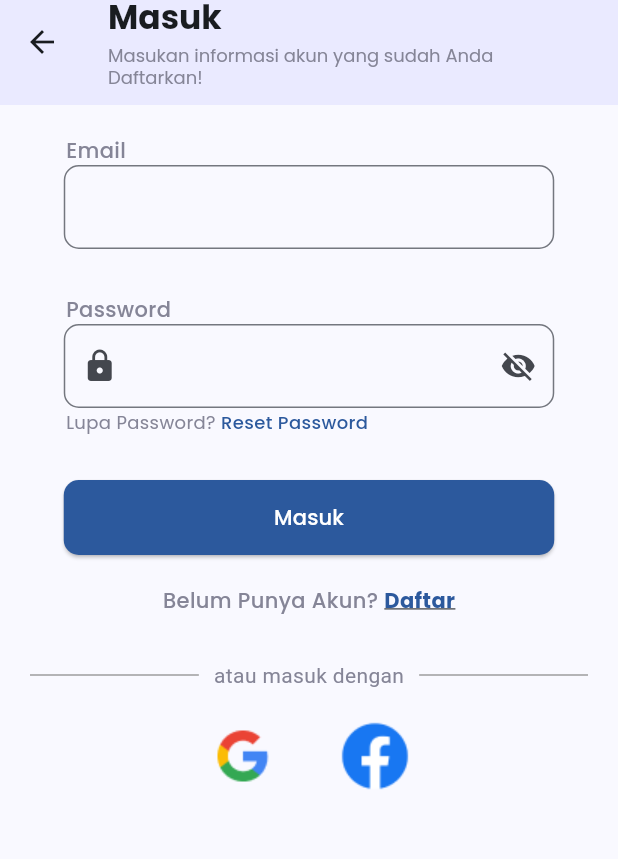
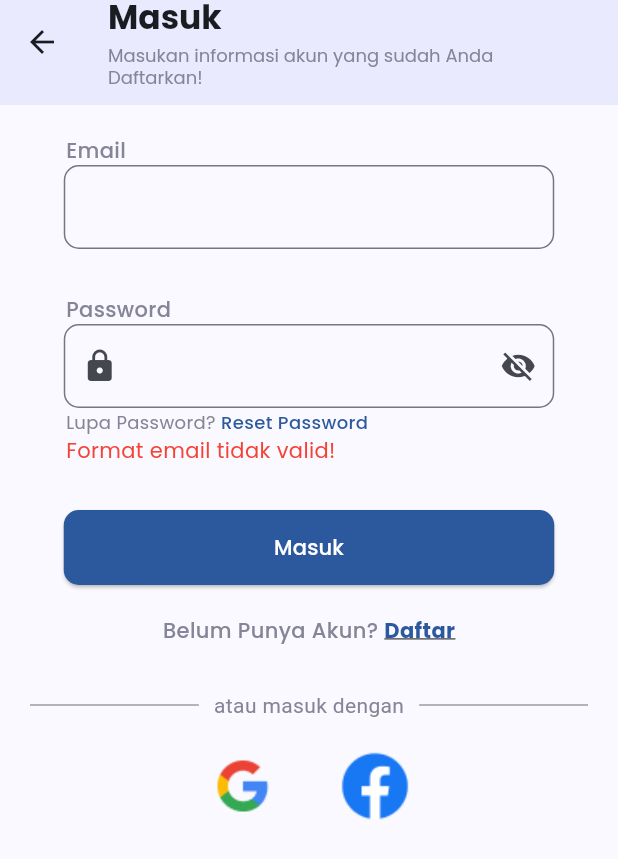
Before and after one commit to ayuaprliia/Flutter-App, a Flutter app: the LoginView screen opened by its route, after a tap on "Masuk", on a phone screen of 412 x 824 dp. Shown: the top 859 px of the screen. Run offline on Flutter 3.47's test engine with Material 3 defaults, Android fonts, the phone set to English and light mode, and no system bars; our stand-ins replace dio, flutter_masked_text2, get_storage; accounts and stored records are empty; network calls fail.

Commit message:
modify login

```diff
--- a/lib/views/addSettingBunga.dart
+++ b/lib/views/addSettingBunga.dart
@@ -207,6 +207,7 @@ class _AddSettingBungaViewState extends State<AddSettingBungaView> {
     }
   }
 
+
   void showErrorDialog(BuildContext context, String message) {
     showDialog(
       context: context,
--- a/lib/views/login.dart
+++ b/lib/views/login.dart
@@ -23,7 +23,6 @@ class _LoginViewState extends State<LoginView> {
   String errMessage = "";
   TextEditingController emailController = TextEditingController();
   TextEditingController passwordController = TextEditingController();
-
 
   @override
   Widget build(BuildContext context) {
@@ -245,6 +244,14 @@ class _LoginViewState extends State<LoginView> {
   }
 
   void goLogin() async {
+    if (!isValidEmail(emailController.text)) {
+      setState(() {
+        errorMessage = true;
+        errMessage = 'Format email tidak valid!';
+      });
+      return;
+    }
+
     try {
       final response = await _dio.post('$_apiUrl/login', data: {
         'email': emailController.text,
@@ -252,11 +259,44 @@ class _LoginViewState extends State<LoginView> {
       });
       if (response.statusCode == 200) {
         Navigator.pushReplacementNamed(context, '/home');
+        _storage.write('token', response.data['data']['token']);
+      } else {
+        showErrorDialog(
+            'Email atau password Anda salah! Mohon periksa kembali.');
       }
-      print(response.data);
-      _storage.write('token', response.data['data']['token']);
     } on DioException catch (e) {
-      print('${e.response} - ${e.response?.statusCode}');
+      if (e.response?.statusCode == 401) {
+        showErrorDialog(
+            'Email atau password Anda salah! Mohon periksa kembali.');
+      } else {
+        showErrorDialog(
+            'Email atau password Anda salah! Mohon periksa kembali');
+      }
     }
   }
+
+  bool isValidEmail(String email) {
+    final regex = RegExp(r'^[^@]+@[^@]+\.[^@]+');
+    return regex.hasMatch(email);
+  }
+
+  void showErrorDialog(String message) {
+    showDialog(
+      context: context,
+      builder: (BuildContext context) {
+        return AlertDialog(
+          title: const Text("Peringatan"),
+          content: Text(message),
+          actions: <Widget>[
+            TextButton(
+              onPressed: () {
+                Navigator.of(context).pop();
+              },
+              child: const Text("OK"),
+            ),
+          ],
+        );
+      },
+    );
+  }
 }
```
Also changed, not shown: lib/views/anggota.dart (+3 -14 lines), lib/views/settingBunga.dart (+1 -23 lines).
